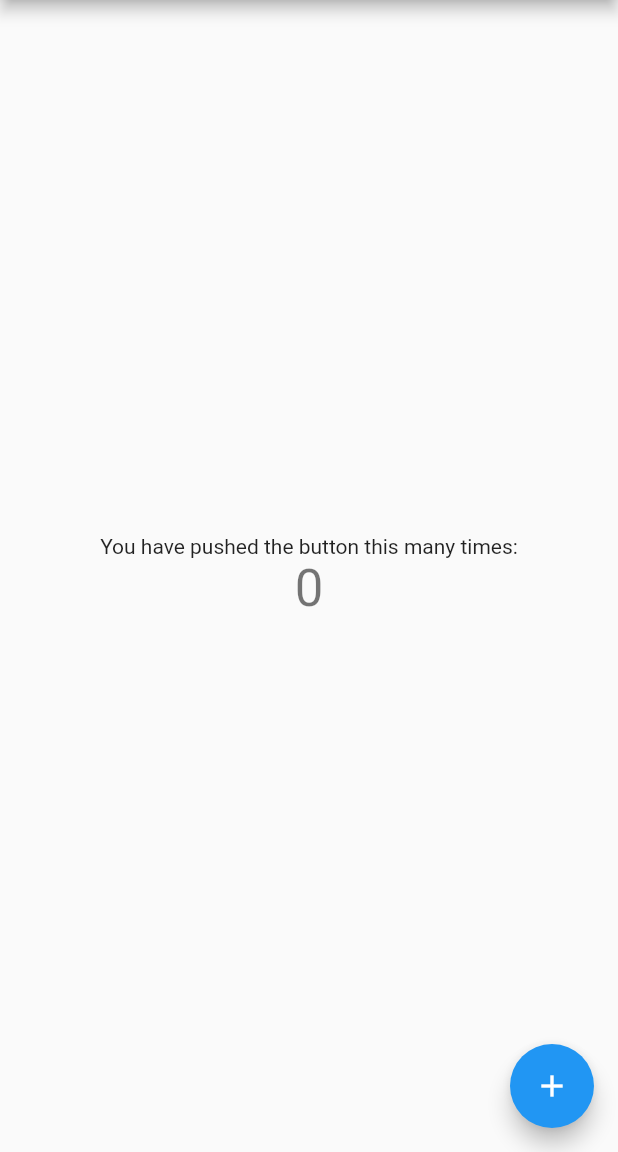
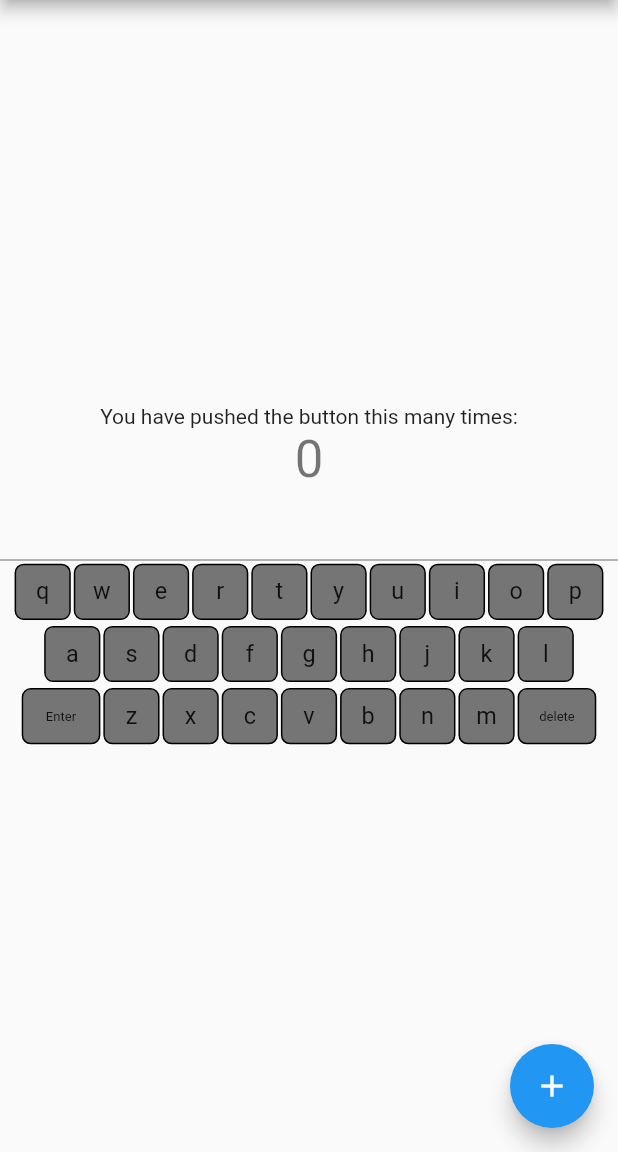
Before and after one commit to maheshj01/keyboardview, a Flutter app: the screen it shows after launch, on a phone screen of 412 x 824 dp, the part 84-1236 px from its top. Run offline on Flutter 3.47's test engine with Material 2 defaults, Android fonts, the phone set to English and light mode, and no system bars.

Commit message:
add a basic keyboard and example

```diff
--- a/example/lib/main.dart
+++ b/example/lib/main.dart
@@ -1,4 +1,5 @@
 import 'package:flutter/material.dart';
+import 'package:keyboardview/keyboardview.dart';
 
 void main() {
   runApp(const MyApp());
@@ -79,20 +80,6 @@ class _MyHomePageState extends State<MyHomePage> {
         // Center is a layout widget. It takes a single child and positions it
         // in the middle of the parent.
         child: Column(
-          // Column is also a layout widget. It takes a list of children and
-          // arranges them vertically. By default, it sizes itself to fit its
-          // children horizontally, and tries to be as tall as its parent.
-          //
-          // Invoke "debug painting" (press "p" in the console, choose the
-          // "Toggle Debug Paint" action from the Flutter Inspector in Android
-          // Studio, or the "Toggle Debug Paint" command in Visual Studio Code)
-          // to see the wireframe for each widget.
-          //
-          // Column has various properties to control how it sizes itself and
-          // how it positions its children. Here we use mainAxisAlignment to
-          // center the children vertically; the main axis here is the vertical
-          // axis because Columns are vertical (the cross axis would be
-          // horizontal).
           mainAxisAlignment: MainAxisAlignment.center,
           children: <Widget>[
             const Text(
@@ -102,6 +89,12 @@ class _MyHomePageState extends State<MyHomePage> {
               '$_counter',
               style: Theme.of(context).textTheme.headline4,
             ),
+            TextField(),
+            // const Expanded(child: SizedBox()),
+            KeyBoardView(
+              isWordleMode: true,
+              onKeyEvent: (x, y) {},
+            )
           ],
         ),
       ),
--- a/example/pubspec.yaml
+++ b/example/pubspec.yaml
@@ -36,6 +36,8 @@ dependencies:
   cupertino_icons: ^1.0.2
 
 dev_dependencies:
+  keyboardview:
+    path: ../
   flutter_test:
     sdk: flutter
 
--- a/lib/hello.dart
+++ /dev/null
@@ -1,7 +0,0 @@
-library hello;
-
-/// A Calculator.
-class Calculator {
-  /// Returns [value] plus 1.
-  int addOne(int value) => value + 1;
-}
--- /dev/null
+++ b/lib/keyboardview.dart
@@ -0,0 +1 @@
+export 'src/keyboardview.dart';
--- /dev/null
+++ b/lib/src/keyboardview.dart
@@ -0,0 +1,317 @@
+import 'dart:math';
+import 'package:flutter/material.dart';
+import 'package:flutter/services.dart';
+
+class KeyBoardView extends StatefulWidget {
+  final bool isWordleMode;
+  final Function(String, bool) onKeyEvent;
+  final FocusNode? keyboardFocus;
+  const KeyBoardView(
+      {Key? key,
+      this.keyboardFocus,
+      this.controller,
+      required this.onKeyEvent,
+      this.isWordleMode = false})
+      : super(key: key);
+  final TextEditingController? controller;
+  @override
+  _KeyBoardViewState createState() => _KeyBoardViewState();
+}
+
+class _KeyBoardViewState extends State<KeyBoardView> {
+  late FocusNode keyboardFocus;
+  late KeyBindrr bindrr;
+
+  @override
+  void dispose() {
+    super.dispose();
+    keyboardFocus.dispose();
+  }
+
+  @override
+  void initState() {
+    super.initState();
+    bindrr = KeyBindrr(character: '', isPressed: false);
+    keyboardFocus = widget.keyboardFocus ?? FocusNode();
+    controller = widget.controller ?? TextEditingController();
+  }
+
+  late final TextEditingController? controller;
+
+  void delete() {
+    final text = controller!.text;
+    if (text.isEmpty) {
+      return;
+    }
+    controller!.text = text.substring(0, text.length - 1);
+  }
+
+  bool isCapsLockOn = false;
+
+  /// determine if key is pressed ;
+  bool isKeyPressed(String label) {
+    if (isCapsLockOn && label == 'Caps Lock') {
+      return true;
+    } else {
+      return bindrr.character == label && bindrr.isPressed;
+    }
+  }
+
+  /// update special Characters
+  void updateBindrr(String x) {
+    setState(() {
+      bindrr.character = x;
+    });
+    widget.onKeyEvent(bindrr.character, false);
+  }
+
+  @override
+  Widget build(BuildContext context) {
+    WidgetsBinding.instance!.addPostFrameCallback((timeStamp) {
+      FocusScope.of(context).requestFocus(keyboardFocus);
+    });
+    return LayoutBuilder(
+      builder: (context, constraints) {
+        final widthFactor = widget.isWordleMode ? 11 : 18;
+        final size = constraints.maxWidth / widthFactor;
+        final keysize = size.clamp(20.0, 50.0);
+        Size keySize = Size(keysize, keysize);
+
+        Widget buildKeyRow(String string,
+            {Map<String, SpecialKey>? specialKeys}) {
+          final _characters =
+              isCapsLockOn ? string.toUpperCase() : string.toLowerCase();
+          final keys = _characters.buildKeys(bindrr, keySize: keySize,
+              onPressed: (character) {
+            setState(() {
+              bindrr.character = character;
+            });
+            HapticFeedback.heavyImpact();
+            widget.onKeyEvent(bindrr.character, false);
+          });
+
+          /// Special Key Events ![A-z]
+          if (specialKeys != null && !widget.isWordleMode) {
+            for (var key in specialKeys.keys) {
+              final specialKey = specialKeys[key];
+              keys.insert(
+                  specialKey!.position,
+                  KeyBuilder(
+                      keyLabel: specialKey.character,
+                      keySize: specialKey.size,
+                      isPressed: isKeyPressed(key),
+                      onPressed: (String character) {
+                        if (character == 'delete' && !widget.isWordleMode) {
+                          delete();
+                        }
+                        updateBindrr(character);
+                      }));
+            }
+          }
+          return Row(
+              mainAxisAlignment: MainAxisAlignment.center, children: keys);
+        }
+
+        Widget buildSpace() {
+          return KeyBuilder(
+              keyLabel: 'Space',
+              keySize: keySize,
+              onPressed: (String character) => updateBindrr(character),
+              isPressed: isKeyPressed(' '),
+              isSpaceKey: true);
+        }
+
+        return KeyboardListener(
+          focusNode: keyboardFocus,
+          autofocus: true,
+          onKeyEvent: (event) {
+            if (event is KeyDownEvent) {
+              final character = event.logicalKey.keyLabel;
+              if (character == 'Backspace') {
+                delete();
+              } else if (character == 'Caps Lock') {
+                isCapsLockOn = !isCapsLockOn;
+              }
+              setState(() {
+                bindrr.isPressed = true;
+                bindrr.character = character;
+              });
+              widget.onKeyEvent(bindrr.character, true);
+            } else if (event is KeyUpEvent) {
+              /// Delay for key fade animation
+              Future.delayed(const Duration(milliseconds: 200), () {
+                setState(() {
+                  bindrr.isPressed = false;
+                });
+              });
+            }
+          },
+          child: Column(
+            mainAxisAlignment: MainAxisAlignment.end,
+            children: [
+              widget.isWordleMode
+                  ? const SizedBox()
+                  : buildKeyRow('`1234567890-=', specialKeys: {
+                      'Backspace': SpecialKey(
+                        character: 'delete',
+                        position: 13,
+                        size: Size(keySize.width * 1.9, keySize.height),
+                      ),
+                    }),
+              buildKeyRow(widget.isWordleMode ? 'qwertyuiop' : 'qwertyuiop[]\\',
+                  specialKeys: {
+                    'Tab': SpecialKey(
+                      character: 'tab',
+                      position: 0,
+                      size: Size(keySize.width * 1.9, keySize.height),
+                    ),
+                  }),
+              buildKeyRow(widget.isWordleMode ? 'asdfghjkl' : 'asdfghjkl;\'',
+                  specialKeys: {
+                    'Caps Lock': SpecialKey(
+                      character: 'Caps Lock',
+                      position: 0,
+                      size: Size(keySize.width * 2, keySize.height),
+                    ),
+                    'Enter': SpecialKey(
+                      character: 'return',
+                      position: 12,
+                      size: Size(keySize.width * 2, keySize.height),
+                    ),
+                  }),
+              Row(
+                mainAxisAlignment: MainAxisAlignment.center,
+                children: [
+                  widget.isWordleMode
+                      ? KeyBuilder(
+                          keyLabel: 'Enter',
+                          onPressed: (x) => updateBindrr(x),
+                          isPressed: isKeyPressed('Enter'),
+                          keySize: Size(keySize.width * 1.4, keySize.height),
+                        )
+                      : const SizedBox(),
+                  buildKeyRow(widget.isWordleMode ? 'zxcvbnm' : 'zxcvbnm,./',
+                      specialKeys: {
+                        'Shift Left': SpecialKey(
+                          character: 'Shift',
+                          position: 0,
+                          size: Size(keySize.width * 2.5, keySize.height),
+                        ),
+                        'Shift Right': SpecialKey(
+                          character: 'Shift',
+                          position: 11,
+                          size: Size(keySize.width * 2.5, keySize.height),
+                        ),
+                      }),
+                  widget.isWordleMode
+                      ? KeyBuilder(
+                          keyLabel: 'delete',
+                          onPressed: (x) => updateBindrr(x),
+                          isPressed: isKeyPressed('Backspace'),
+                          keySize: Size(keySize.width * 1.4, keySize.height))
+                      : const SizedBox(),
+                ],
+              ),
+              widget.isWordleMode ? const SizedBox() : buildSpace()
+            ],
+          ),
+        );
+      },
+    );
+  }
+}
+
+extension on String {
+  List<Widget> buildKeys(KeyBindrr keyBindrr,
+          {Function(String)? onPressed, Size? keySize}) =>
+      split('')
+          .map((e) => KeyBuilder(
+                keyLabel: e,
+                keySize: keySize!,
+                isPressed:
+                    keyBindrr.character.toLowerCase() == e.toLowerCase() &&
+                            keyBindrr.isPressed
+                        ? true
+                        : false,
+                onPressed: (String character) => onPressed!(character),
+              ))
+          .toList();
+}
+
+class KeyBuilder extends StatefulWidget {
+  const KeyBuilder(
+      {Key? key,
+      required this.keyLabel,
+      required this.onPressed,
+      required this.isPressed,
+      this.keySize = const Size(60, 60),
+      this.isSpaceKey = false})
+      : super(key: key);
+
+  final String keyLabel;
+
+  /// onPressed callback when key is pressed
+  /// via mouse click
+  final Function(String) onPressed;
+
+  final bool isSpaceKey;
+
+  final bool isPressed;
+
+  final Size keySize;
+
+  @override
+  State<KeyBuilder> createState() => _KeyBuilderState();
+}
+
+class _KeyBuilderState extends State<KeyBuilder> {
+  @override
+  Widget build(BuildContext context) {
+    final double _keySize = widget.keySize.width;
+    bool isSpecialKey = widget.keyLabel.length > 1;
+    double scaleFactor = _keySize / 60;
+    return Material(
+      type: MaterialType.transparency,
+      child: InkWell(
+        splashFactory: InkRipple.splashFactory,
+        borderRadius: BorderRadius.circular(6),
+        onTap: () => widget.onPressed(widget.keyLabel),
+        child: AnimatedContainer(
+          duration: const Duration(milliseconds: 200),
+          height:
+              isSpecialKey ? min(widget.keySize.height, _keySize) : _keySize,
+          margin: const EdgeInsets.symmetric(horizontal: 1, vertical: 2),
+          decoration: BoxDecoration(
+              color: Colors.grey[600],
+              borderRadius: BorderRadius.circular(6),
+              border: Border.all()),
+          width: widget.isSpaceKey ? _keySize * 5 : _keySize,
+          alignment: Alignment.center,
+          child: Text(
+            widget.keyLabel,
+            textScaleFactor: scaleFactor,
+            style: TextStyle(
+              fontSize: isSpecialKey ? 10 : 25,
+            ),
+          ),
+        ),
+      ),
+    );
+  }
+}
+
+class KeyBindrr {
+  String character;
+  bool isPressed;
+  KeyBindrr({this.character = '', this.isPressed = false});
+}
+
+class SpecialKey {
+  String character;
+
+  /// position of key in the Row
+  int position;
+  Size size;
+  SpecialKey(
+      {this.character = '', this.position = 0, this.size = const Size(60, 60)});
+}
--- a/pubspec.yaml
+++ b/pubspec.yaml
@@ -1,7 +1,7 @@
-name: hello
-description: A new Flutter package project.
+name: keyboardview
+description: A new Flutter package to add keyboard to your flutter app.
 version: 0.0.1
-homepage:
+homepage: https://github.com/maheshmnj/keyboardview
 
 environment:
   sdk: ">=2.16.1 <3.0.0"
```
Also changed, not shown: example/pubspec.lock, 3 other files.
